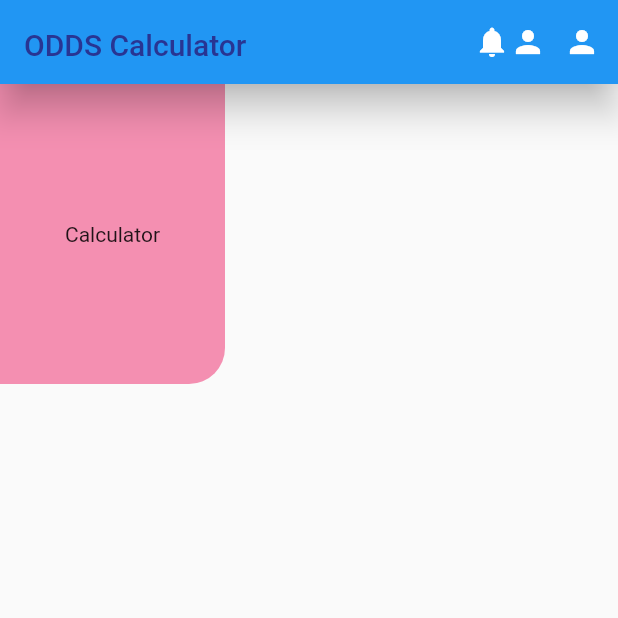
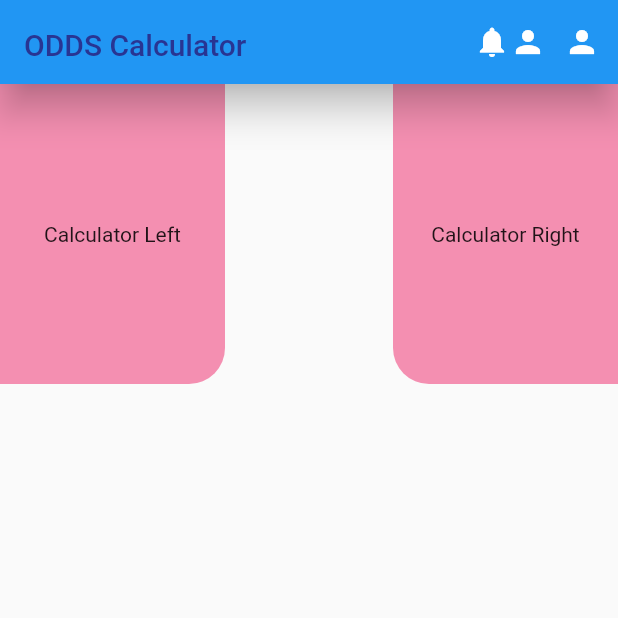
Before and after one commit to zkan/hello-flutter, a Flutter app: the screen it shows after launch, on a phone screen of 412 x 824 dp, the top half of it. Run offline on Flutter 3.47's test engine with Material 2 defaults, Android fonts, the phone set to English and light mode, and no system bars.

Commit message:
feat: Use row and set main axis

```diff
--- a/calculator/lib/home.dart
+++ b/calculator/lib/home.dart
@@ -7,7 +7,10 @@ class HomePage extends StatelessWidget {
   Widget build(BuildContext context) {
     return Scaffold(
       appBar: appBar(),
-      body: Container(
+      body: Row(
+        mainAxisAlignment: MainAxisAlignment.spaceBetween,
+        children: [
+          Container(
             height: 200,
             width: 150,
             alignment: Alignment.center,
@@ -17,7 +20,21 @@ class HomePage extends StatelessWidget {
                 bottomRight: Radius.circular(24),
               )
             ),
-        child: const Text("Calculator"),
+            child: const Text("Calculator Left"),
+          ),
+          Container(
+            height: 200,
+            width: 150,
+            alignment: Alignment.center,
+            decoration: BoxDecoration(
+              color: Colors.pink.shade200,
+              borderRadius: const BorderRadius.only(
+                bottomLeft: Radius.circular(24),
+              )
+            ),
+            child: const Text("Calculator Right"),
+          ),
+        ],
       ),
     );
   }
```
Lines whose indentation alone changed are shown as unchanged.
